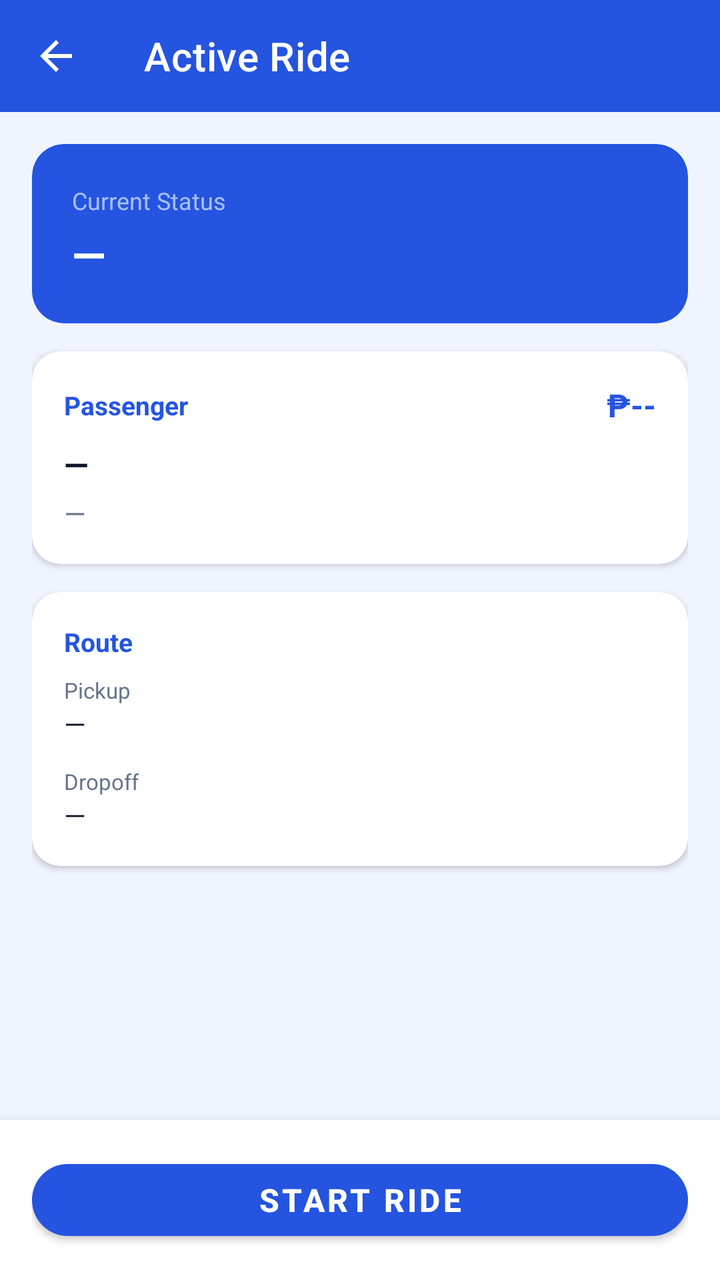
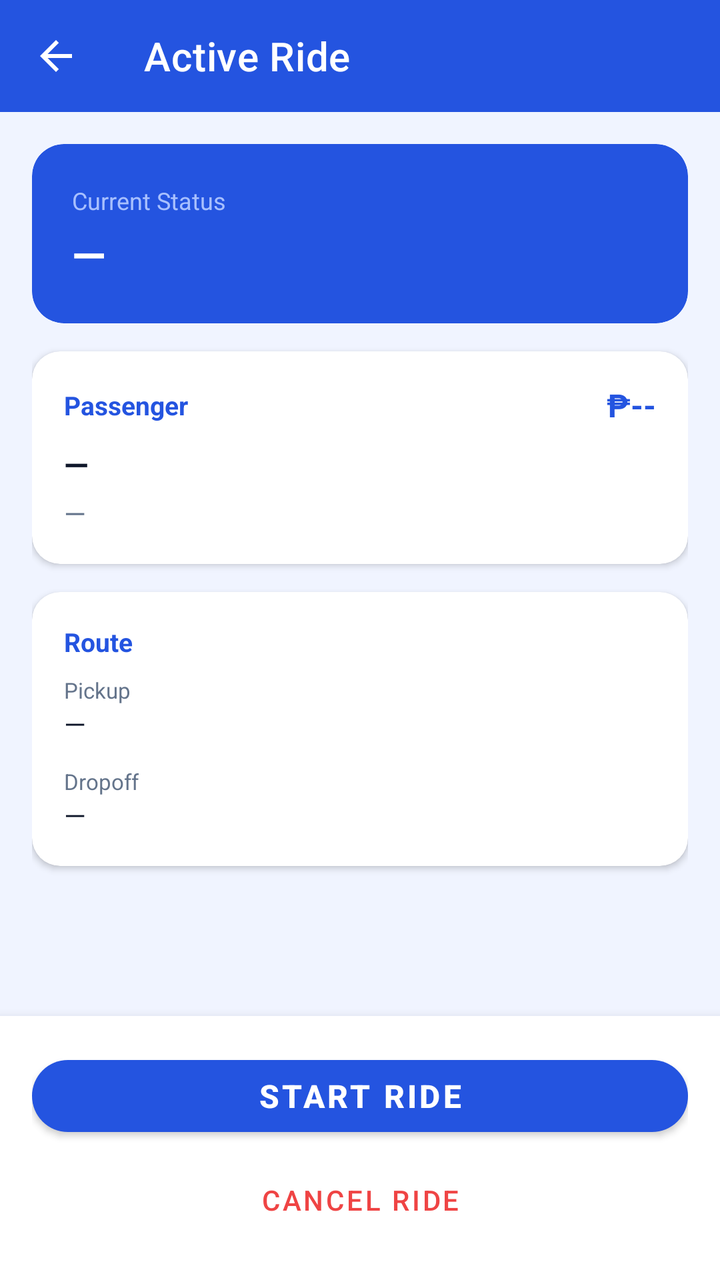

An Android layout rendered at two revisions. The XML below is the earlier revision; the diff shows what the commit changed to produce the second picture.
<!-- AndroidManifest.xml: application theme Theme.PiatMoveDriver -->
<!-- res/layout/activity_active_ride.xml -->
<?xml version="1.0" encoding="utf-8"?>
<LinearLayout xmlns:android="http://schemas.android.com/apk/res/android"
    xmlns:app="http://schemas.android.com/apk/res-auto"
    android:layout_width="match_parent"
    android:layout_height="match_parent"
    android:orientation="vertical"
    android:background="@color/colorBackground">

    <com.google.android.material.appbar.AppBarLayout
        android:layout_width="match_parent"
        android:layout_height="wrap_content">
        <com.google.android.material.appbar.MaterialToolbar
            android:id="@+id/toolbar"
            android:layout_width="match_parent"
            android:layout_height="?attr/actionBarSize"
            android:background="@color/colorPrimary"
            app:navigationIcon="@drawable/ic_back"
            app:title="@string/active_ride_title"
            app:titleTextColor="@color/white" />
    </com.google.android.material.appbar.AppBarLayout>

    <ScrollView
        android:layout_width="match_parent"
        android:layout_height="0dp"
        android:layout_weight="1">
        <LinearLayout
            android:layout_width="match_parent"
            android:layout_height="wrap_content"
            android:orientation="vertical"
            android:padding="16dp">

            
            <com.google.android.material.card.MaterialCardView
                android:layout_width="match_parent"
                android:layout_height="wrap_content"
                android:layout_marginBottom="14dp"
                app:cardBackgroundColor="@color/colorPrimary"
                app:cardCornerRadius="16dp"
                app:cardElevation="0dp">
                <LinearLayout
                    android:layout_width="match_parent"
                    android:layout_height="wrap_content"
                    android:orientation="vertical"
                    android:padding="20dp">
                    <TextView
                        android:layout_width="wrap_content"
                        android:layout_height="wrap_content"
                        android:text="Current Status"
                        android:textColor="@color/colorHeroSubtitle"
                        android:textSize="12sp" />
                    <TextView
                        android:id="@+id/tvStatus"
                        android:layout_width="wrap_content"
                        android:layout_height="wrap_content"
                        android:layout_marginTop="4dp"
                        android:text="—"
                        android:textColor="@color/white"
                        android:textSize="22sp"
                        android:textStyle="bold" />
                </LinearLayout>
            </com.google.android.material.card.MaterialCardView>

            
            <com.google.android.material.card.MaterialCardView
                android:layout_width="match_parent"
                android:layout_height="wrap_content"
                android:layout_marginBottom="14dp"
                app:cardCornerRadius="14dp"
                app:cardElevation="2dp">
                <LinearLayout
                    android:layout_width="match_parent"
                    android:layout_height="wrap_content"
                    android:orientation="vertical"
                    android:padding="16dp">
                    <LinearLayout
                        android:layout_width="match_parent"
                        android:layout_height="wrap_content"
                        android:gravity="center_vertical"
                        android:orientation="horizontal"
                        android:layout_marginBottom="8dp">
                        <TextView
                            android:layout_width="0dp"
                            android:layout_height="wrap_content"
                            android:layout_weight="1"
                            android:text="Passenger"
                            android:textColor="@color/colorPrimary"
                            android:textSize="13sp"
                            android:textStyle="bold" />
                        <TextView
                            android:id="@+id/tvActiveFare"
                            android:layout_width="wrap_content"
                            android:layout_height="wrap_content"
                            android:text="₱--"
                            android:textColor="@color/colorPrimary"
                            android:textSize="16sp"
                            android:textStyle="bold" />
                    </LinearLayout>
                    <TextView
                        android:id="@+id/tvPassengerName"
                        android:layout_width="wrap_content"
                        android:layout_height="wrap_content"
                        android:text="—"
                        android:textColor="@color/black"
                        android:textSize="16sp"
                        android:textStyle="bold" />
                    <TextView
                        android:id="@+id/tvPassengerPhone"
                        android:layout_width="wrap_content"
                        android:layout_height="wrap_content"
                        android:layout_marginTop="4dp"
                        android:text="—"
                        android:textColor="@color/grey_text"
                        android:textSize="14sp" />
                    <TextView
                        android:id="@+id/tvActiveDiscount"
                        android:layout_width="wrap_content"
                        android:layout_height="wrap_content"
                        android:layout_marginTop="8dp"
                        android:background="#DCFCE7"
                        android:paddingHorizontal="8dp"
                        android:paddingVertical="3dp"
                        android:text="🎓 Student (20% OFF)"
                        android:textColor="#15803D"
                        android:textSize="11sp"
                        android:textStyle="bold"
                        android:visibility="gone" />
                </LinearLayout>
            </com.google.android.material.card.MaterialCardView>

            
            <com.google.android.material.card.MaterialCardView
                android:layout_width="match_parent"
                android:layout_height="wrap_content"
                android:layout_marginBottom="14dp"
                app:cardCornerRadius="14dp"
                app:cardElevation="2dp">
                <LinearLayout
                    android:layout_width="match_parent"
                    android:layout_height="wrap_content"
                    android:orientation="vertical"
                    android:padding="16dp">
                    <TextView
                        android:layout_width="wrap_content"
                        android:layout_height="wrap_content"
                        android:layout_marginBottom="8dp"
                        android:text="Route"
                        android:textColor="@color/colorPrimary"
                        android:textSize="13sp"
                        android:textStyle="bold" />
                    <TextView
                        android:layout_width="wrap_content"
                        android:layout_height="wrap_content"
                        android:text="@string/lbl_pickup"
                        android:textColor="@color/grey_text"
                        android:textSize="11sp" />
                    <TextView
                        android:id="@+id/tvPickup"
                        android:layout_width="match_parent"
                        android:layout_height="wrap_content"
                        android:layout_marginBottom="12dp"
                        android:text="—"
                        android:textColor="@color/black"
                        android:textSize="14sp" />
                    <TextView
                        android:layout_width="wrap_content"
                        android:layout_height="wrap_content"
                        android:text="@string/lbl_dropoff"
                        android:textColor="@color/grey_text"
                        android:textSize="11sp" />
                    <TextView
                        android:id="@+id/tvDropoff"
                        android:layout_width="match_parent"
                        android:layout_height="wrap_content"
                        android:text="—"
                        android:textColor="@color/black"
                        android:textSize="14sp" />
                </LinearLayout>
            </com.google.android.material.card.MaterialCardView>

        </LinearLayout>
    </ScrollView>

    
    <LinearLayout
        android:layout_width="match_parent"
        android:layout_height="wrap_content"
        android:background="@color/colorSurface"
        android:elevation="8dp"
        android:padding="16dp"
        android:orientation="vertical">

        <com.google.android.material.button.MaterialButton
            android:id="@+id/btnAction"
            android:layout_width="match_parent"
            android:layout_height="wrap_content"
            android:text="@string/btn_start_ride"
            android:textSize="16sp"
            android:textStyle="bold" />

        <ProgressBar
            android:id="@+id/progressBar"
            android:layout_width="wrap_content"
            android:layout_height="wrap_content"
            android:layout_gravity="center"
            android:layout_marginTop="8dp"
            android:visibility="gone" />
    </LinearLayout>

</LinearLayout>
<!-- resources referenced by this layout -->
<resources>
  <color name="black">#0F172A</color>
  <color name="colorBackground">#F0F4FF</color>
  <color name="colorHeroSubtitle">#A8C0FF</color>
  <color name="colorPrimary">#2454E0</color>
  <color name="colorSurface">#FFFFFF</color>
  <color name="grey_text">#64748B</color>
  <color name="white">#FFFFFF</color>
  <!-- drawable ic_back (drawable) -->
  <vector xmlns:android="http://schemas.android.com/apk/res/android"
      android:width="24dp"
      android:height="24dp"
      android:viewportWidth="24"
      android:viewportHeight="24">
      <path
          android:fillColor="@android:color/white"
          android:pathData="M20,11H7.83l5.59,-5.59L12,4l-8,8 8,8 1.41,-1.41L7.83,13H20v-2z" />
  </vector>
  <string name="active_ride_title">Active Ride</string>
  <string name="btn_start_ride">Start Ride</string>
  <string name="lbl_dropoff">Dropoff</string>
  <string name="lbl_pickup">Pickup</string>
  <style name="Theme.PiatMoveDriver" parent="Theme.MaterialComponents.DayNight.NoActionBar">
          <item name="colorPrimary">@color/colorPrimary</item>
          <item name="colorPrimaryVariant">@color/colorPrimaryDark</item>
          <item name="colorOnPrimary">@color/white</item>
          <item name="colorSecondary">@color/colorAccent</item>
          <item name="colorOnSecondary">@color/white</item>
          <item name="android:statusBarColor">@color/colorPrimaryDark</item>
          <item name="materialButtonStyle">@style/Widget.App.Button</item>
          <item name="materialButtonOutlinedStyle">@style/Widget.App.Button.Outlined</item>
          <item name="shapeAppearanceMediumComponent">@style/ShapeAppearance.App.MediumComponent</item>
      </style>
  <color name="colorPrimaryDark">#1D43B8</color>
  <color name="colorAccent">#12B76A</color>
  <style name="Widget.App.Button" parent="Widget.MaterialComponents.Button">
          <item name="cornerRadius">24dp</item>
          <item name="android:paddingTop">4dp</item>
          <item name="android:paddingBottom">4dp</item>
          <item name="android:minHeight">48dp</item>
      </style>
  <style name="Widget.App.Button.Outlined" parent="Widget.MaterialComponents.Button.OutlinedButton">
          <item name="cornerRadius">24dp</item>
          <item name="android:paddingTop">4dp</item>
          <item name="android:paddingBottom">4dp</item>
          <item name="android:minHeight">48dp</item>
      </style>
  <style name="ShapeAppearance.App.MediumComponent" parent="ShapeAppearance.MaterialComponents.MediumComponent">
          <item name="cornerSize">12dp</item>
      </style>
</resources>

<!-- the commit's change to res/layout/activity_active_ride.xml (unified diff, before → after) -->
@@ -197,6 +197,15 @@
             android:textSize="16sp"
             android:textStyle="bold" />
 
+        <com.google.android.material.button.MaterialButton
+            android:id="@+id/btnCancelRide"
+            style="@style/Widget.MaterialComponents.Button.TextButton"
+            android:layout_width="match_parent"
+            android:layout_height="wrap_content"
+            android:layout_marginTop="4dp"
+            android:text="Cancel Ride"
+            android:textColor="@color/statusRejected" />
+
         <ProgressBar
             android:id="@+id/progressBar"
             android:layout_width="wrap_content"
<!-- resource entries referenced after the edit -->
@@ -6,6 +6,7 @@
   <color name="colorPrimary">#2454E0</color>
   <color name="colorSurface">#FFFFFF</color>
   <color name="grey_text">#64748B</color>
+  <color name="statusRejected">#EF4444</color>
   <color name="white">#FFFFFF</color>
   <!-- drawable ic_back (drawable) -->
   <vector xmlns:android="http://schemas.android.com/apk/res/android"
